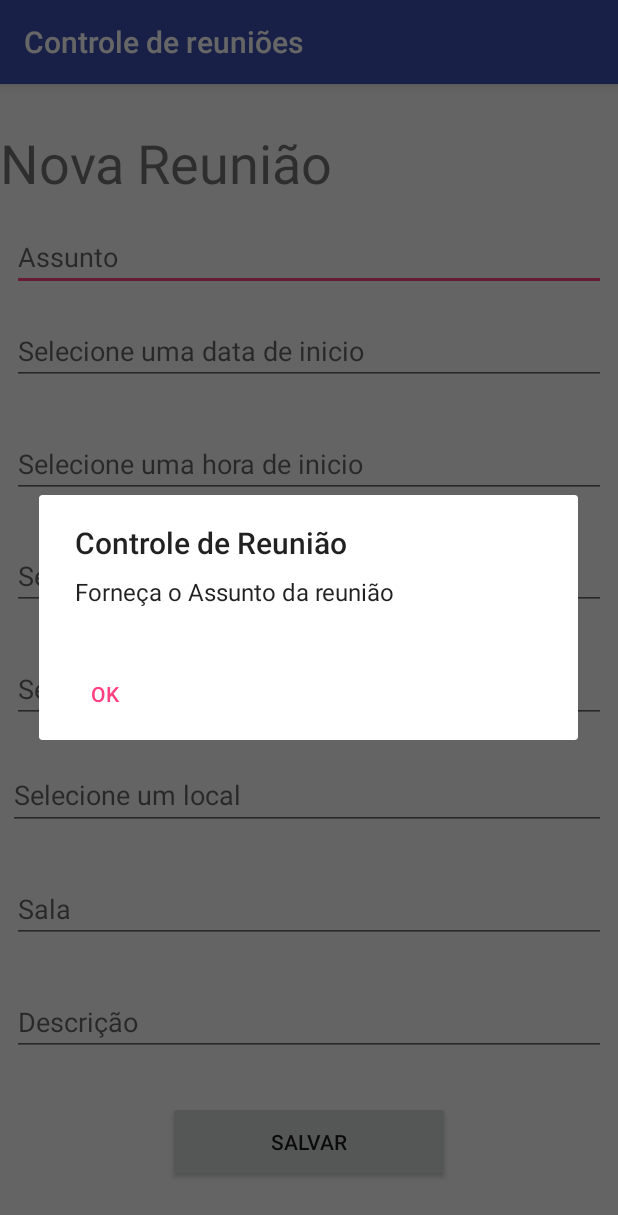
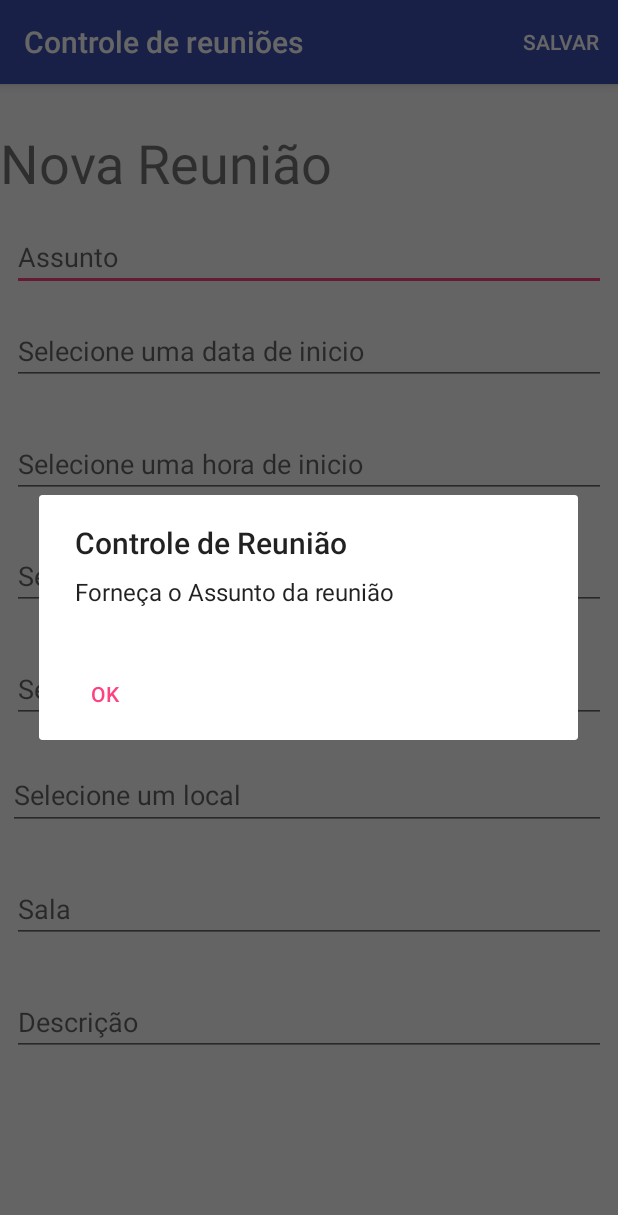
Before and after one commit to wellpires/NotificacaoBeacon, an Android app: the AdicionarReuniaoActivity screen opened directly, with no data from a screen before it, after a tap on "SALVAR", on a phone screen of 412 x 824 dp. Shown: the top 1215 px of the screen. Run offline under Robolectric (Android 15) with nearby library versions, the phone set to English and light mode, and no system bars.

Commit message:
Adicionando o botão de 'Salvar' na actionbar.

```diff
--- a/app/src/main/java/br/com/everis/notificacaobeacon/AdicionarReuniaoActivity.java
+++ b/app/src/main/java/br/com/everis/notificacaobeacon/AdicionarReuniaoActivity.java
@@ -15,7 +15,12 @@
 import android.os.Bundle;
 import android.support.annotation.RequiresApi;
 import android.support.v4.app.ActivityCompat;
+import android.support.v7.app.ActionBar;
 import android.support.v7.app.AppCompatActivity;
+import android.support.v7.widget.Toolbar;
+import android.view.Menu;
+import android.view.MenuInflater;
+import android.view.MenuItem;
 import android.view.MotionEvent;
 import android.view.View;
 import android.view.Window;
@@ -26,6 +31,7 @@
 import android.widget.EditText;
 import android.widget.TextView;
 import android.widget.TimePicker;
+import android.widget.Toast;
 
 import com.google.android.gms.maps.CameraUpdateFactory;
 import com.google.android.gms.maps.GoogleMap;
@@ -48,7 +54,7 @@
 import br.com.everis.notificacaobeacon.utils.Constants;
 import br.com.everis.notificacaobeacon.utils.ReuniaoUtils;
 
-public class AdicionarReuniaoActivity extends AppCompatActivity implements View.OnClickListener, View.OnTouchListener {
+public class AdicionarReuniaoActivity extends AppCompatActivity implements View.OnTouchListener {
 
     private TextView lblTituloReuniao = null;
 
@@ -86,9 +92,6 @@
         txtLocal = (EditText) findViewById(R.id.txtOnde);
         txtSala = (EditText) findViewById(R.id.txtSala);
         txtDescricao = (EditText) findViewById(R.id.txtDescricao);
-        btnSalvar = (Button) findViewById(R.id.btnSalvar);
-
-        //TODO COLOCAR BOTÃO DE SALVAR NA ACTIONBAR
 
         txtDataInicio.setOnTouchListener(this);
         txtDataInicio.setKeyListener(null);
@@ -105,7 +108,7 @@
         txtLocal.setOnTouchListener(this);
         txtLocal.setKeyListener(null);
 
-        btnSalvar.setOnClickListener(this);
+
 
         datasource = new DBAdapter(this);
 
@@ -142,31 +145,39 @@
     }
 
     @Override
-    public void onClick(View view) {
-        if (view.getId() == R.id.btnSalvar) {
+    public boolean onCreateOptionsMenu(Menu menu) {
+        MenuInflater menuInflater = getMenuInflater();
+        menuInflater.inflate(R.menu.save_button_actionbar, menu);
+        return super.onCreateOptionsMenu(menu);
+    }
+
+    @Override
+    public boolean onOptionsItemSelected(MenuItem item) {
+
+        if(item.getItemId() ==  R.id.btnSalvar){
             try {
 
                 if (ReuniaoUtils.isEmptyOrNull(txtAssunto.getText().toString())) {
                     ReuniaoUtils.mostrarAvisoDialogo(this, Constants.ERRO_ASSUNTO_REUNIAO);
-                    return;
+                    return false;
                 } else if (ReuniaoUtils.isEmptyOrNull(txtDataInicio.getText().toString())) {
                     ReuniaoUtils.mostrarAvisoDialogo(this, Constants.ERRO_DATA_INICIO_REUNIAO);
-                    return;
+                    return false;
                 } else if (ReuniaoUtils.isEmptyOrNull(txtHoraInicio.getText().toString())) {
                     ReuniaoUtils.mostrarAvisoDialogo(this, Constants.ERRO_HORA_INICIO_REUNIAO);
-                    return;
+                    return false;
                 } else if (ReuniaoUtils.isEmptyOrNull(txtDataTermino.getText().toString())) {
                     ReuniaoUtils.mostrarAvisoDialogo(this, Constants.ERRO_DATA_TERMINO_REUNIAO);
-                    return;
+                    return false;
                 } else if (ReuniaoUtils.isEmptyOrNull(txtHoraTermino.getText().toString())) {
                     ReuniaoUtils.mostrarAvisoDialogo(this, Constants.ERRO_HORA_TERMINO_REUNIAO);
-                    return;
+                    return false;
                 } else if (ReuniaoUtils.isEmptyOrNull(txtLocal.getText().toString())) {
                     ReuniaoUtils.mostrarAvisoDialogo(this, Constants.ERRO_LOCAL_REUNIAO_REUNIAO);
-                    return;
+                    return false;
                 } else if (ReuniaoUtils.isEmptyOrNull(txtDescricao.getText().toString())) {
                     ReuniaoUtils.mostrarAvisoDialogo(this, Constants.ERRO_DESCRICAO_REUNIAO);
-                    return;
+                    return false;
                 }
 
                 String horaInicio = txtDataInicio.getText().toString() + " " + txtHoraInicio.getText().toString();
@@ -177,10 +188,10 @@
 
                 if (dtInicio.isEqual(dtTermino)) {
                     ReuniaoUtils.mostrarAvisoDialogo(this, Constants.ERRO_DATA_HORA_INICIO_TERMINO_DIFERENTES);
-                    return;
+                    return false;
                 } else if (dtInicio.isAfter(dtTermino)) {
                     ReuniaoUtils.mostrarAvisoDialogo(this, Constants.ERRO_DATA_INICIO_MENOR_TERMINO);
-                    return;
+                    return false;
                 }
 
                 final ReuniaoVO r = new ReuniaoVO();
@@ -211,8 +222,8 @@
             } catch (Exception e) {
                 e.printStackTrace();
             }
-
         }
+        return super.onOptionsItemSelected(item);
     }
 
     @Override
@@ -330,13 +341,6 @@
 
                             LocationManager lm = (LocationManager) getSystemService(Context.LOCATION_SERVICE);
                             if (ActivityCompat.checkSelfPermission(getApplicationContext(), android.Manifest.permission.ACCESS_FINE_LOCATION) != PackageManager.PERMISSION_GRANTED && ActivityCompat.checkSelfPermission(getApplicationContext(), android.Manifest.permission.ACCESS_COARSE_LOCATION) != PackageManager.PERMISSION_GRANTED) {
-                                // TODO: Consider calling
-                                //    ActivityCompat#requestPermissions
-                                // here to request the missing permissions, and then overriding
-                                //   public void onRequestPermissionsResult(int requestCode, String[] permissions,
-                                //                                          int[] grantResults)
-                                // to handle the case where the user grants the permission. See the documentation
-                                // for ActivityCompat#requestPermissions for more details.
                                 return;
                             }
 
@@ -381,13 +385,6 @@
 
                                     LocationManager lm = (LocationManager) getSystemService(Context.LOCATION_SERVICE);
                                     if (ActivityCompat.checkSelfPermission(getApplicationContext(), android.Manifest.permission.ACCESS_FINE_LOCATION) != PackageManager.PERMISSION_GRANTED && ActivityCompat.checkSelfPermission(getApplicationContext(), android.Manifest.permission.ACCESS_COARSE_LOCATION) != PackageManager.PERMISSION_GRANTED) {
-                                        // TODO: Consider calling
-                                        //    ActivityCompat#requestPermissions
-                                        // here to request the missing permissions, and then overriding
-                                        //   public void onRequestPermissionsResult(int requestCode, String[] permissions,
-                                        //                                          int[] grantResults)
-                                        // to handle the case where the user grants the permission. See the documentation
-                                        // for ActivityCompat#requestPermissions for more details.
                                         return;
                                     }
 
--- a/app/src/main/res/layout/activity_adicionar_reuniao_activity.xml
+++ b/app/src/main/res/layout/activity_adicionar_reuniao_activity.xml
@@ -38,7 +38,7 @@
 
         <EditText
             android:id="@+id/txtDataInicio"
-            android:layout_width="match_parent"
+            android:layout_width="0dp"
             android:layout_height="wrap_content"
             android:layout_marginLeft="8dp"
             android:layout_marginRight="8dp"
@@ -51,11 +51,13 @@
             android:selectAllOnFocus="false"
             app:layout_constraintLeft_toLeftOf="parent"
             app:layout_constraintRight_toRightOf="parent"
-            app:layout_constraintTop_toBottomOf="@+id/lblAssunto" />
+            app:layout_constraintTop_toBottomOf="@+id/lblAssunto"
+            android:layout_marginStart="8dp"
+            android:layout_marginEnd="8dp" />
 
         <EditText
             android:id="@+id/txtHoraInicio"
-            android:layout_width="match_parent"
+            android:layout_width="0dp"
             android:layout_height="wrap_content"
             android:layout_marginLeft="8dp"
             android:layout_marginRight="8dp"
@@ -65,11 +67,13 @@
             android:inputType="time"
             app:layout_constraintLeft_toLeftOf="parent"
             app:layout_constraintRight_toRightOf="parent"
-            app:layout_constraintTop_toBottomOf="@+id/txtDataInicio" />
+            app:layout_constraintTop_toBottomOf="@+id/txtDataInicio"
+            android:layout_marginStart="8dp"
+            android:layout_marginEnd="8dp" />
 
         <EditText
             android:id="@+id/txtDataTermino"
-            android:layout_width="match_parent"
+            android:layout_width="0dp"
             android:layout_height="wrap_content"
             android:layout_marginLeft="8dp"
             android:layout_marginRight="8dp"
@@ -79,11 +83,13 @@
             android:inputType="time"
             app:layout_constraintLeft_toLeftOf="parent"
             app:layout_constraintRight_toRightOf="parent"
-            app:layout_constraintTop_toBottomOf="@+id/txtHoraInicio" />
+            app:layout_constraintTop_toBottomOf="@+id/txtHoraInicio"
+            android:layout_marginStart="8dp"
+            android:layout_marginEnd="8dp" />
 
         <EditText
             android:id="@+id/txtHoraTermino"
-            android:layout_width="match_parent"
+            android:layout_width="0dp"
             android:layout_height="wrap_content"
             android:layout_marginLeft="8dp"
             android:layout_marginRight="8dp"
@@ -93,11 +99,13 @@
             android:inputType="date"
             app:layout_constraintLeft_toLeftOf="parent"
             app:layout_constraintRight_toRightOf="parent"
-            app:layout_constraintTop_toBottomOf="@+id/txtDataTermino" />
+            app:layout_constraintTop_toBottomOf="@+id/txtDataTermino"
+            android:layout_marginStart="8dp"
+            android:layout_marginEnd="8dp" />
 
         <EditText
             android:id="@+id/txtOnde"
-            android:layout_width="match_parent"
+            android:layout_width="0dp"
             android:layout_height="46dp"
             android:layout_marginEnd="8dp"
             android:layout_marginLeft="5dp"
@@ -145,20 +153,6 @@
             app:layout_constraintRight_toRightOf="parent"
             app:layout_constraintTop_toBottomOf="@+id/txtSala" />
 
-        <Button
-            android:id="@+id/btnSalvar"
-            android:layout_width="188dp"
-            android:layout_height="54dp"
-            android:layout_marginTop="30dp"
-            android:text="Salvar"
-            app:layout_constraintTop_toBottomOf="@+id/txtDescricao"
-            android:layout_marginRight="8dp"
-            app:layout_constraintRight_toRightOf="parent"
-            android:layout_marginLeft="8dp"
-            app:layout_constraintLeft_toLeftOf="parent"
-            android:layout_marginStart="8dp"
-            android:layout_marginEnd="8dp" />
-
     </android.support.constraint.ConstraintLayout>
 
 
--- /dev/null
+++ b/app/src/main/res/menu/save_button_actionbar.xml
@@ -0,0 +1,8 @@
+<?xml version="1.0" encoding="utf-8"?>
+<menu xmlns:android="http://schemas.android.com/apk/res/android"
+    xmlns:app="http://schemas.android.com/apk/res-auto">
+    <item
+        android:id="@+id/btnSalvar"
+        android:title="@string/salvar_label"
+        app:showAsAction="ifRoom"/>
+</menu>
--- a/app/src/main/res/values/strings.xml
+++ b/app/src/main/res/values/strings.xml
@@ -15,5 +15,6 @@
     <string name="item_delete_label">Excluir</string>
 
     <string name="google_android_map_api_key">AIzaSyDolaITfO1wAceu9vAbC4zD10O8ibw3FPg</string>
+    <string name="salvar_label">Salvar</string>
 
 </resources>
```
Also changed, not shown: 24 other files.
